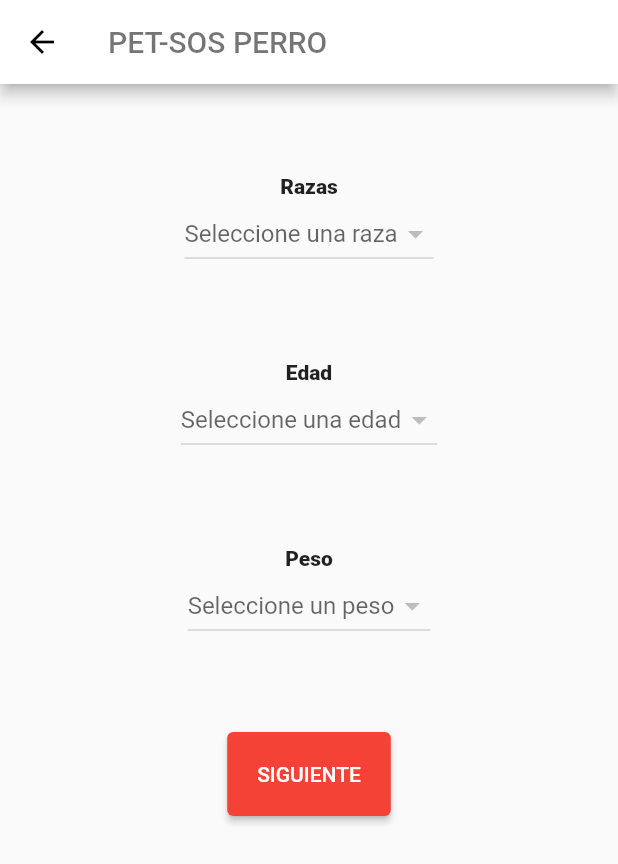
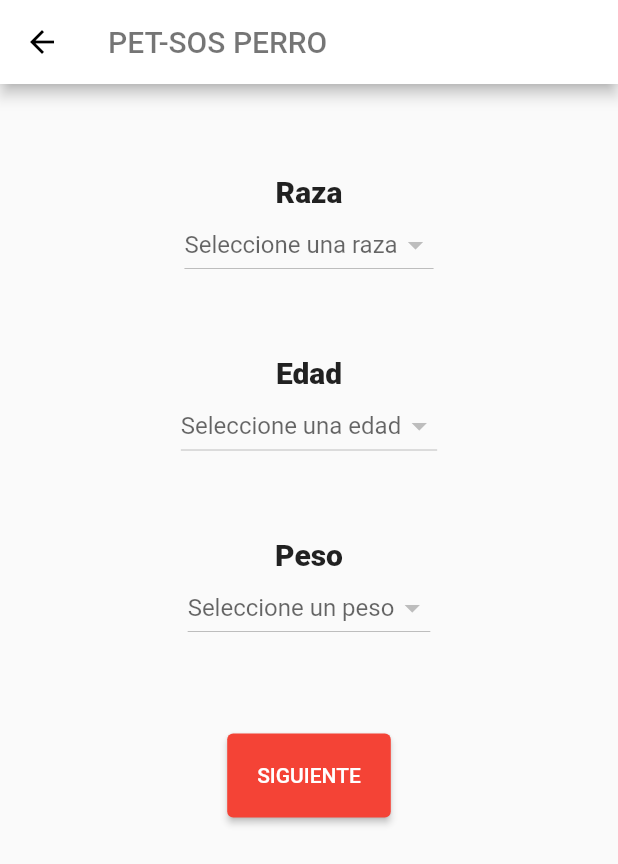
Before and after one commit to matyzock1/TESIS-PROYECTO, a Flutter app: the FormularioScreen screen opened by its route, on a phone screen of 412 x 824 dp. Shown: the top 864 px of the screen. Run offline on Flutter 3.47's test engine with Material 2 defaults, Android fonts, the light colour scheme and no system bars; our stand-ins replace cloud_firestore, firebase_core, google_maps_flutter; accounts and stored records are empty.

Commit message:
Cambio al tamaño de letras

```diff
--- a/PETSOS/components/lib/screens/formulario1_screen.dart
+++ b/PETSOS/components/lib/screens/formulario1_screen.dart
@@ -44,10 +44,10 @@ class _FormularioScreenState extends State<FormularioScreen> {
             height: 60,
           ),
           const Text(
-            'Razas',
+            'Raza',
             textAlign: TextAlign.center,
             overflow: TextOverflow.ellipsis,
-            style: TextStyle(fontWeight: FontWeight.w900),
+            style: TextStyle(fontWeight: FontWeight.w900, fontSize: 20),
           ),
           StreamBuilder<QuerySnapshot>(
             stream: FirebaseFirestore.instance.collection('Razas').snapshots(),
@@ -92,13 +92,13 @@ class _FormularioScreenState extends State<FormularioScreen> {
             },
           ),
           const SizedBox(
-            height: 60,
+            height: 50,
           ),
           const Text(
             'Edad',
             textAlign: TextAlign.center,
             overflow: TextOverflow.ellipsis,
-            style: TextStyle(fontWeight: FontWeight.w900),
+            style: TextStyle(fontWeight: FontWeight.w900, fontSize: 20),
           ),
           StreamBuilder(
             stream: FirebaseFirestore.instance.collection('Edad').snapshots(),
@@ -142,13 +142,13 @@ class _FormularioScreenState extends State<FormularioScreen> {
             },
           ),
           const SizedBox(
-            height: 60,
+            height: 50,
           ),
           const Text(
             'Peso',
-            textAlign: TextAlign.center,
+            textAlign: TextAlign.end,
             overflow: TextOverflow.ellipsis,
-            style: TextStyle(fontWeight: FontWeight.w900),
+            style: TextStyle(fontWeight: FontWeight.w900, fontSize: 20),
           ),
           StreamBuilder(
             stream: FirebaseFirestore.instance.collection('Peso').snapshots(),
```
